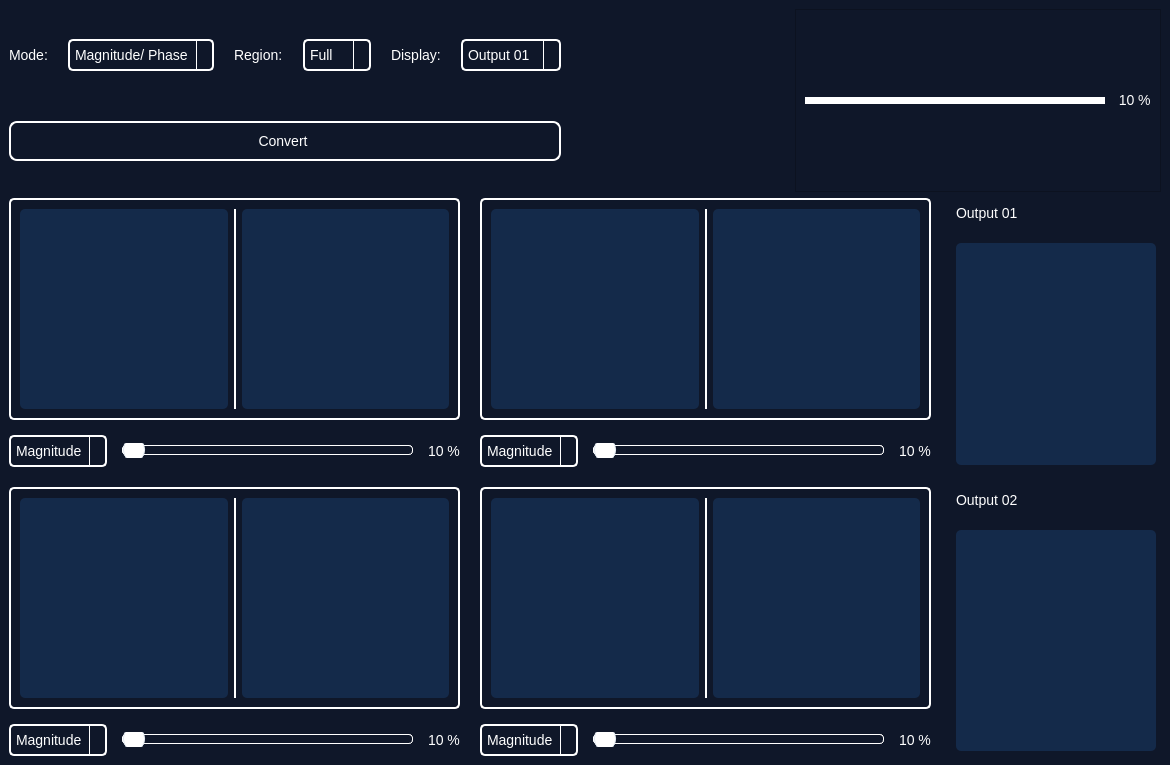
Old version of the form main.ui in the repository Mostafaali3/PhaseMediX-Image-Mixer-with-Fourier-Transform.
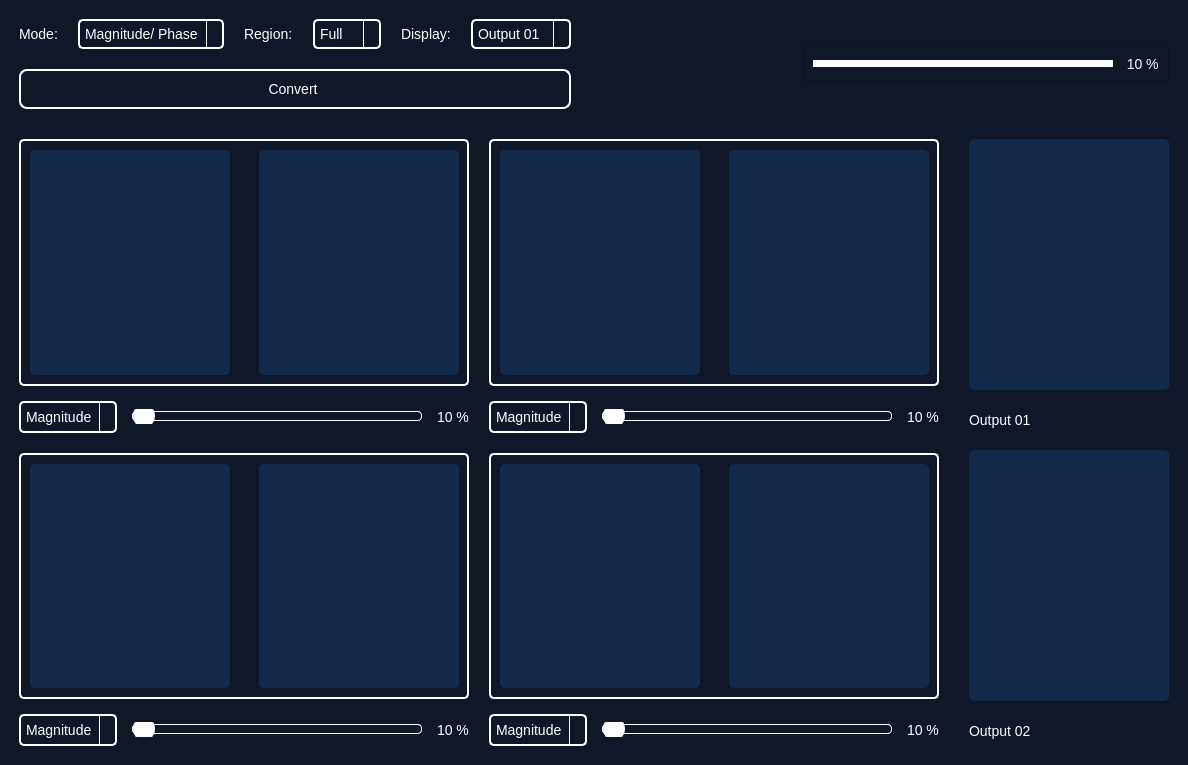
New version of the form. Icons and pictures are not drawn.

```diff
--- a/main.ui
+++ b/main.ui
@@ -6,7 +6,7 @@
    <rect>
     <x>0</x>
     <y>0</y>
-    <width>1170</width>
+    <width>1188</width>
     <height>765</height>
    </rect>
   </property>
@@ -114,8 +114,23 @@
   </property>
   <widget class="QWidget" name="centralwidget">
    <layout class="QGridLayout" name="gridLayout">
+    <property name="horizontalSpacing">
+     <number>9</number>
+    </property>
+    <property name="verticalSpacing">
+     <number>30</number>
+    </property>
     <item row="0" column="0" colspan="2">
      <layout class="QVBoxLayout" name="verticalLayout_15">
+      <property name="leftMargin">
+       <number>10</number>
+      </property>
+      <property name="topMargin">
+       <number>10</number>
+      </property>
+      <property name="rightMargin">
+       <number>10</number>
+      </property>
       <item>
        <layout class="QHBoxLayout" name="horizontalLayout_2">
         <property name="spacing">
@@ -158,7 +173,7 @@
                 <property name="maximumSize">
                  <size>
                   <width>160</width>
-                  <height>16777215</height>
+                  <height>30</height>
                  </size>
                 </property>
                 <property name="styleSheet">
@@ -229,7 +244,7 @@
                 <property name="maximumSize">
                  <size>
                   <width>80</width>
-                  <height>16777215</height>
+                  <height>30</height>
                  </size>
                 </property>
                 <property name="styleSheet">
@@ -305,7 +320,7 @@
                 <property name="maximumSize">
                  <size>
                   <width>120</width>
-                  <height>16777215</height>
+                  <height>30</height>
                  </size>
                 </property>
                 <property name="styleSheet">
@@ -356,6 +371,12 @@
            <layout class="QHBoxLayout" name="horizontalLayout_10">
             <item>
              <widget class="QPushButton" name="convertButton">
+              <property name="maximumSize">
+               <size>
+                <width>16777215</width>
+                <height>40</height>
+               </size>
+              </property>
               <property name="layoutDirection">
                <enum>Qt::RightToLeft</enum>
               </property>
@@ -398,7 +419,13 @@
         <item>
          <layout class="QHBoxLayout" name="horizontalLayout_7">
           <item>
-           <widget class="QFrame" name="frame_2">
+           <widget class="QFrame" name="loadingParent">
+            <property name="maximumSize">
+             <size>
+              <width>16777215</width>
+              <height>35</height>
+             </size>
+            </property>
             <property name="frameShape">
              <enum>QFrame::StyledPanel</enum>
             </property>
@@ -461,7 +488,16 @@
     <item row="2" column="0" colspan="2">
      <layout class="QHBoxLayout" name="horizontalLayout">
       <property name="spacing">
-       <number>20</number>
+       <number>30</number>
+      </property>
+      <property name="leftMargin">
+       <number>10</number>
+      </property>
+      <property name="rightMargin">
+       <number>10</number>
+      </property>
+      <property name="bottomMargin">
+       <number>10</number>
       </property>
       <item>
        <layout class="QVBoxLayout" name="verticalLayout_4">
@@ -487,8 +523,8 @@
                 </property>
                 <property name="maximumSize">
                  <size>
-                  <width>1111111</width>
-                  <height>16777213</height>
+                  <width>6000</width>
+                  <height>6000</height>
                  </size>
                 </property>
                 <property name="styleSheet">
@@ -504,6 +540,9 @@
                  <enum>QFrame::Raised</enum>
                 </property>
                 <layout class="QHBoxLayout" name="horizontalLayout_14">
+                 <property name="spacing">
+                  <number>15</number>
+                 </property>
                  <item>
                   <widget class="QFrame" name="image1">
                    <property name="minimumSize">
@@ -544,6 +583,7 @@
                    <property name="styleSheet">
                     <string notr="true">border: none;
 background-color: #ffffff;
+margin: 0px 5px;
 </string>
                    </property>
                    <property name="frameShape">
@@ -556,6 +596,12 @@
                  </item>
                  <item>
                   <widget class="QFrame" name="image1Frequancy">
+                   <property name="sizePolicy">
+                    <sizepolicy hsizetype="Preferred" vsizetype="Expanding">
+                     <horstretch>0</horstretch>
+                     <verstretch>0</verstretch>
+                    </sizepolicy>
+                   </property>
                    <property name="minimumSize">
                     <size>
                      <width>200</width>
@@ -726,6 +772,9 @@
                  <enum>QFrame::Raised</enum>
                 </property>
                 <layout class="QHBoxLayout" name="horizontalLayout_15">
+                 <property name="spacing">
+                  <number>15</number>
+                 </property>
                  <item>
                   <widget class="QFrame" name="image2">
                    <property name="minimumSize">
@@ -778,6 +827,12 @@
                  </item>
                  <item>
                   <widget class="QFrame" name="image2Frequency">
+                   <property name="sizePolicy">
+                    <sizepolicy hsizetype="Preferred" vsizetype="Expanding">
+                     <horstretch>0</horstretch>
+                     <verstretch>0</verstretch>
+                    </sizepolicy>
+                   </property>
                    <property name="minimumSize">
                     <size>
                      <width>200</width>
@@ -953,6 +1008,9 @@
                  <enum>QFrame::Raised</enum>
                 </property>
                 <layout class="QHBoxLayout" name="horizontalLayout_22">
+                 <property name="spacing">
+                  <number>15</number>
+                 </property>
                  <item>
                   <widget class="QFrame" name="image3">
                    <property name="minimumSize">
@@ -1005,6 +1063,12 @@
                  </item>
                  <item>
                   <widget class="QFrame" name="image3Frequency">
+                   <property name="sizePolicy">
+                    <sizepolicy hsizetype="Preferred" vsizetype="Expanding">
+                     <horstretch>0</horstretch>
+                     <verstretch>0</verstretch>
+                    </sizepolicy>
+                   </property>
                    <property name="minimumSize">
                     <size>
                      <width>200</width>
@@ -1144,6 +1208,9 @@
                  <enum>QFrame::Raised</enum>
                 </property>
                 <layout class="QHBoxLayout" name="horizontalLayout_23">
+                 <property name="spacing">
+                  <number>15</number>
+                 </property>
                  <item>
                   <widget class="QFrame" name="image4">
                    <property name="minimumSize">
@@ -1196,6 +1263,12 @@
                  </item>
                  <item>
                   <widget class="QFrame" name="image4Frequency">
+                   <property name="sizePolicy">
+                    <sizepolicy hsizetype="Preferred" vsizetype="Expanding">
+                     <horstretch>0</horstretch>
+                     <verstretch>0</verstretch>
+                    </sizepolicy>
+                   </property>
                    <property name="minimumSize">
                     <size>
                      <width>200</width>
@@ -1312,17 +1385,52 @@
         <item>
          <layout class="QVBoxLayout" name="verticalLayout_13">
           <property name="leftMargin">
-           <number>5</number>
+           <number>0</number>
           </property>
           <property name="topMargin">
            <number>0</number>
           </property>
           <property name="rightMargin">
-           <number>5</number>
+           <number>0</number>
           </property>
           <property name="bottomMargin">
-           <number>5</number>
+           <number>0</number>
           </property>
+          <item>
+           <widget class="QFrame" name="output1Frame">
+            <property name="sizePolicy">
+             <sizepolicy hsizetype="Expanding" vsizetype="Preferred">
+              <horstretch>0</horstretch>
+              <verstretch>0</verstretch>
+             </sizepolicy>
+            </property>
+            <property name="minimumSize">
+             <size>
+              <width>200</width>
+              <height>200</height>
+             </size>
+            </property>
+            <property name="maximumSize">
+             <size>
+              <width>350</width>
+              <height>500</height>
+             </size>
+            </property>
+            <property name="styleSheet">
+             <string notr="true">border: none;
+background-color: #142A4A;
+    border-radius: 5px;
+
+</string>
+            </property>
+            <property name="frameShape">
+             <enum>QFrame::StyledPanel</enum>
+            </property>
+            <property name="frameShadow">
+             <enum>QFrame::Raised</enum>
+            </property>
+           </widget>
+          </item>
           <item>
            <widget class="QLabel" name="label_2">
             <property name="maximumSize">
@@ -1336,51 +1444,57 @@
             </property>
            </widget>
           </item>
-          <item>
-           <widget class="QFrame" name="output1Frame">
-            <property name="minimumSize">
-             <size>
-              <width>200</width>
-              <height>200</height>
-             </size>
-            </property>
-            <property name="maximumSize">
-             <size>
-              <width>250</width>
-              <height>250</height>
-             </size>
-            </property>
-            <property name="styleSheet">
-             <string notr="true">border: none;
-background-color: #142A4A;
-    border-radius: 5px;
-
-</string>
-            </property>
-            <property name="frameShape">
-             <enum>QFrame::StyledPanel</enum>
-            </property>
-            <property name="frameShadow">
-             <enum>QFrame::Raised</enum>
-            </property>
-           </widget>
-          </item>
          </layout>
         </item>
         <item>
          <layout class="QVBoxLayout" name="verticalLayout_14">
           <property name="leftMargin">
-           <number>5</number>
+           <number>0</number>
           </property>
           <property name="topMargin">
            <number>0</number>
           </property>
           <property name="rightMargin">
-           <number>5</number>
+           <number>0</number>
           </property>
           <property name="bottomMargin">
-           <number>5</number>
+           <number>0</number>
           </property>
+          <item>
+           <widget class="QFrame" name="output2Frame">
+            <property name="sizePolicy">
+             <sizepolicy hsizetype="Expanding" vsizetype="Preferred">
+              <horstretch>0</horstretch>
+              <verstretch>0</verstretch>
+             </sizepolicy>
+            </property>
+            <property name="minimumSize">
+             <size>
+              <width>200</width>
+              <height>200</height>
+             </size>
+            </property>
+            <property name="maximumSize">
+             <size>
+              <width>350</width>
+              <height>500</height>
+             </size>
+            </property>
+            <property name="styleSheet">
+             <string notr="true">border: none;
+background-color: #142A4A;
+    border-radius: 5px;
+
+</string>
+            </property>
+            <property name="frameShape">
+             <enum>QFrame::StyledPanel</enum>
+            </property>
+            <property name="frameShadow">
+             <enum>QFrame::Raised</enum>
+            </property>
+           </widget>
+          </item>
           <item>
            <widget class="QLabel" name="label_5">
             <property name="minimumSize">
@@ -1400,35 +1514,6 @@
             </property>
            </widget>
           </item>
-          <item>
-           <widget class="QFrame" name="output2Frame">
-            <property name="minimumSize">
-             <size>
-              <width>200</width>
-              <height>200</height>
-             </size>
-            </property>
-            <property name="maximumSize">
-             <size>
-              <width>250</width>
-              <height>250</height>
-             </size>
-            </property>
-            <property name="styleSheet">
-             <string notr="true">border: none;
-background-color: #142A4A;
-    border-radius: 5px;
-
-</string>
-            </property>
-            <property name="frameShape">
-             <enum>QFrame::StyledPanel</enum>
-            </property>
-            <property name="frameShadow">
-             <enum>QFrame::Raised</enum>
-            </property>
-           </widget>
-          </item>
          </layout>
         </item>
        </layout>
```
